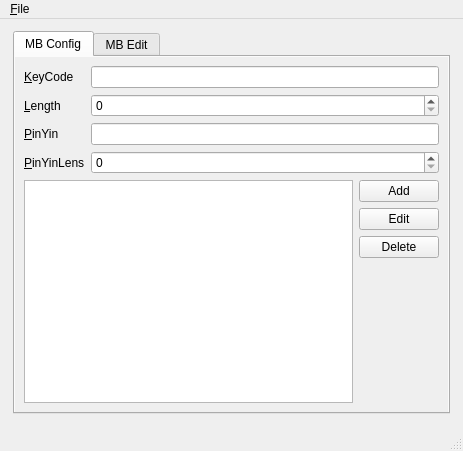
wengxt/fcitx-table-editor, file window.ui: the form before one commit.
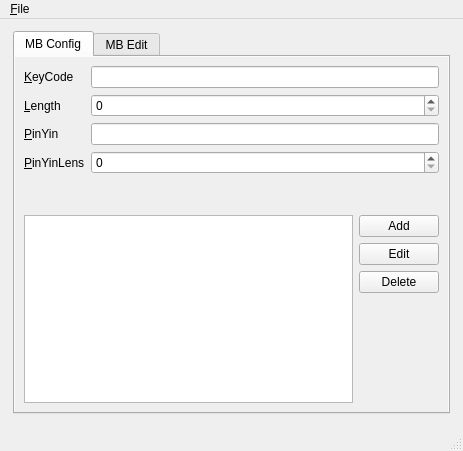
The form after the commit.

Diff of the .ui file:
```diff
--- a/window.ui
+++ b/window.ui
@@ -117,7 +117,7 @@
       </item>
       <item>
        <layout class="QGridLayout" name="gridLayout">
-        <item row="0" column="0">
+        <item row="1" column="0">
          <widget class="QTableView" name="words_role_view">
           <property name="autoFillBackground">
            <bool>true</bool>
@@ -136,7 +136,7 @@
           </attribute>
          </widget>
         </item>
-        <item row="0" column="1">
+        <item row="1" column="1">
          <layout class="QVBoxLayout" name="verticalLayout_5">
           <item>
            <widget class="QPushButton" name="addRole">
@@ -174,6 +174,19 @@
           </item>
          </layout>
         </item>
+        <item row="0" column="0">
+         <spacer name="verticalSpacer_3">
+          <property name="orientation">
+           <enum>Qt::Vertical</enum>
+          </property>
+          <property name="sizeHint" stdset="0">
+           <size>
+            <width>20</width>
+            <height>40</height>
+           </size>
+          </property>
+         </spacer>
+        </item>
        </layout>
       </item>
      </layout>
```
